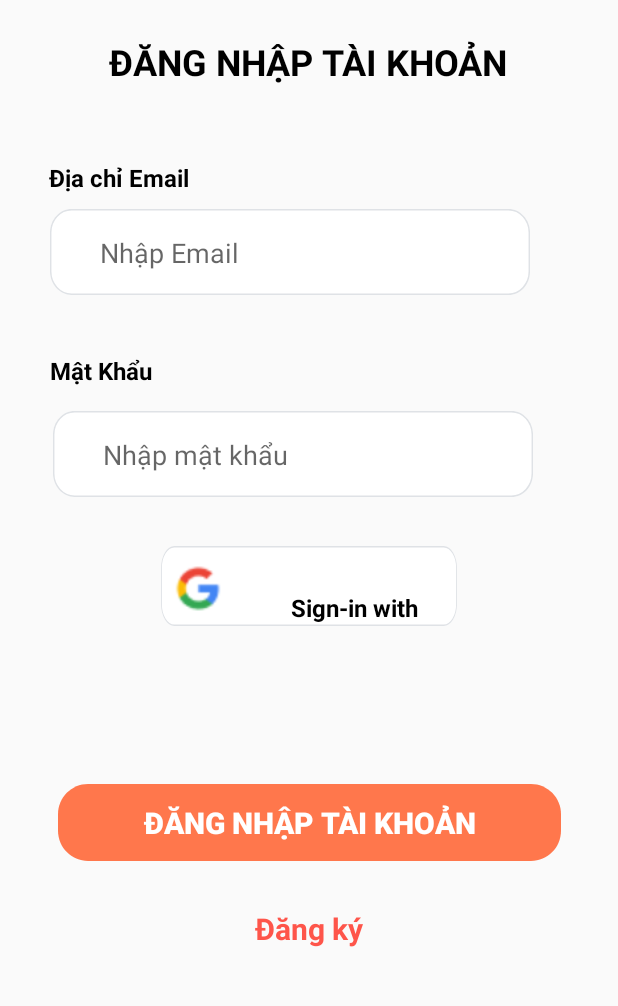
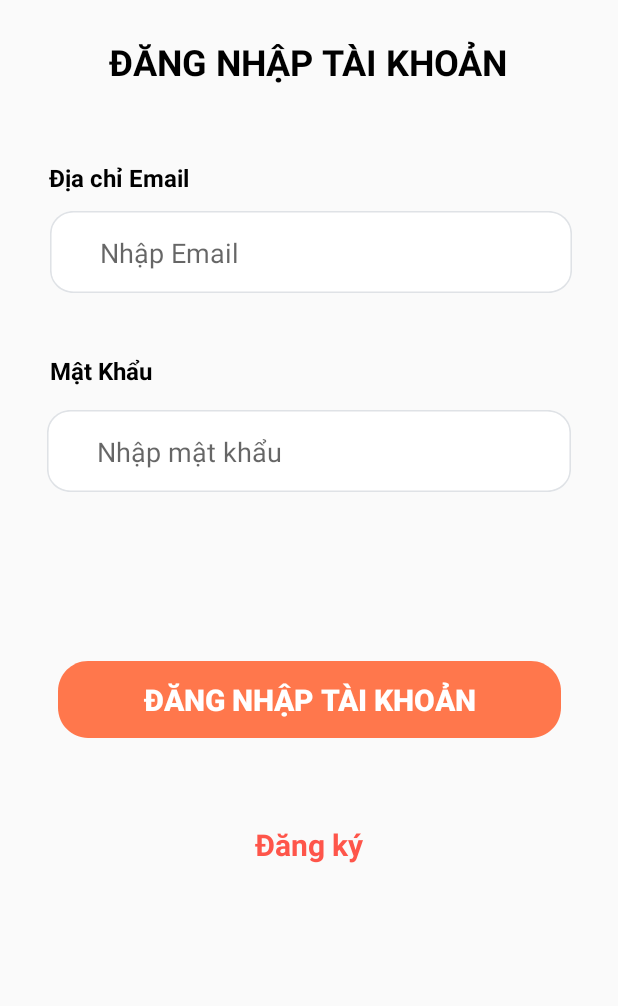
Before and after one commit to VoMinhPhuong/project-android-2022, an Android app: the layout activity_login.xml on its own in the app's theme, with its tools: preview values and no code run, on a phone screen of 412 x 824 dp, the part 185-1191 px from its top. Run offline under Robolectric (Android 15) with nearby library versions, the phone set to English and light mode, and no system bars.

Commit message:
final Application

```diff
--- a/app/src/main/AndroidManifest.xml
+++ b/app/src/main/AndroidManifest.xml
@@ -18,18 +18,26 @@
         <activity
             android:name=".gui.Home"
             android:exported="true">
+
+        </activity>
+        <activity
+            android:name=".gui.DetailCake"
+            android:exported="true"></activity>
+        <activity
+            android:name=".gui.loginActivity"
+            android:exported="true"></activity>
+        <activity
+            android:name=".gui.registerActivity"
+            android:exported="true"></activity>
+        <activity
+            android:name=".gui.MainActivity"
+            android:exported="true">
             <intent-filter>
                 <action android:name="android.intent.action.MAIN" />
 
                 <category android:name="android.intent.category.LAUNCHER" />
             </intent-filter>
         </activity>
-        <activity
-            android:name=".gui.DetailCake"
-            android:exported="true"></activity>
-        <activity
-            android:name=".gui.MainActivity"
-            android:exported="true"></activity>
 
         <meta-data
             android:name="preloaded_fonts"
--- a/app/src/main/res/layout/activity_login.xml
+++ b/app/src/main/res/layout/activity_login.xml
@@ -64,26 +64,27 @@
         app:layout_constraintTop_toBottomOf="@+id/textView4"
         app:layout_constraintVertical_bias="0.288" />
 
+
     <EditText
         android:id="@+id/login_txtemail"
-        android:layout_width="320dp"
-        android:layout_height="57dp"
+        android:layout_width="348dp"
+        android:layout_height="wrap_content"
         android:background="@drawable/boder_button_2"
         android:hint="Nhập Email"
+        android:paddingLeft="50px"
         android:paddingTop="2px"
-        android:paddingLeft="50px"
         android:textSize="18dp"
         app:layout_constraintBottom_toBottomOf="parent"
         app:layout_constraintEnd_toEndOf="parent"
-        app:layout_constraintHorizontal_bias="0.362"
+        app:layout_constraintHorizontal_bias="0.523"
         app:layout_constraintStart_toStartOf="parent"
         app:layout_constraintTop_toBottomOf="@+id/textView5"
-        app:layout_constraintVertical_bias="0.02" />
+        app:layout_constraintVertical_bias="0.022" />
 
     <EditText
         android:id="@+id/login_txtmatkhau"
-        android:layout_width="320dp"
-        android:layout_height="57dp"
+        android:layout_width="349dp"
+        android:layout_height="wrap_content"
         android:background="@drawable/boder_button_2"
         android:hint="Nhập mật khẩu"
         android:paddingLeft="50px"
@@ -91,40 +92,9 @@
         android:textSize="18dp"
         app:layout_constraintBottom_toBottomOf="parent"
         app:layout_constraintEnd_toEndOf="parent"
-        app:layout_constraintHorizontal_bias="0.384"
         app:layout_constraintStart_toStartOf="parent"
         app:layout_constraintTop_toBottomOf="@+id/textView5"
-        app:layout_constraintVertical_bias="0.281" />
-
-    <TextView
-        android:id="@+id/textView7"
-        android:layout_width="197dp"
-        android:layout_height="53dp"
-        android:background="@drawable/boder_button_2"
-        android:paddingLeft="130px"
-        android:paddingTop="45px"
-        android:text="Sign-in with Google"
-        android:textColor="@color/black"
-        android:textSize="16sp"
-        android:textStyle="bold"
-        app:layout_constraintBottom_toBottomOf="parent"
-        app:layout_constraintEnd_toEndOf="parent"
-        app:layout_constraintStart_toStartOf="parent"
-        app:layout_constraintTop_toBottomOf="@+id/login_txtmatkhau"
-        app:layout_constraintVertical_bias="0.103" />
-
-    <ImageView
-        android:id="@+id/imageView3"
-        android:layout_width="32dp"
-        android:layout_height="31dp"
-        app:layout_constraintBottom_toBottomOf="@+id/textView7"
-        app:layout_constraintEnd_toEndOf="@+id/textView7"
-        app:layout_constraintHorizontal_bias="0.054"
-        app:layout_constraintStart_toStartOf="@+id/textView7"
-        app:layout_constraintTop_toTopOf="@+id/textView7"
-        app:layout_constraintVertical_bias="0.59"
-        app:srcCompat="@drawable/google" />
-
+        app:layout_constraintVertical_bias="0.279" />
 
     <Button
         android:id="@+id/login_btnlogin"
@@ -140,8 +110,7 @@
         app:layout_constraintBottom_toBottomOf="parent"
         app:layout_constraintEnd_toEndOf="parent"
         app:layout_constraintStart_toStartOf="parent"
-        app:layout_constraintTop_toBottomOf="@+id/textView7"
-        app:layout_constraintVertical_bias="0.776" />
+        app:layout_constraintTop_toBottomOf="@+id/login_txtmatkhau" />
 
     <TextView
         android:id="@+id/login_btndangky"
```
